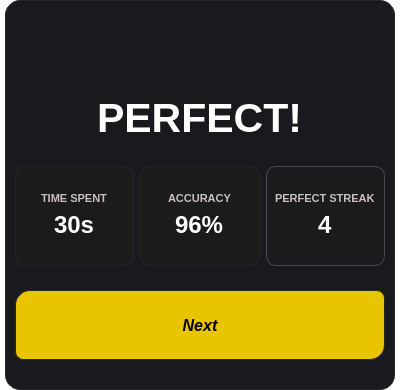
Qt form ui/resultScene.ui (alfphy/drawing_game) before a commit.
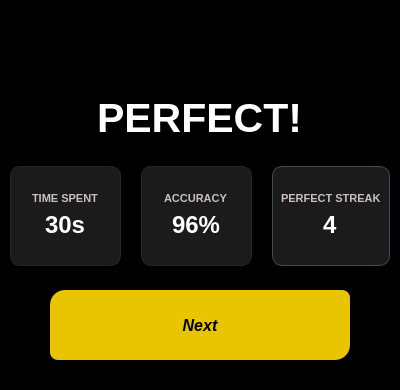
The same form after that commit. Icons and pictures are not drawn.

```diff
--- a/ui/resultScene.ui
+++ b/ui/resultScene.ui
@@ -7,14 +7,14 @@
     <x>0</x>
     <y>0</y>
     <width>400</width>
-    <height>389</height>
+    <height>390</height>
    </rect>
   </property>
   <property name="windowTitle">
    <string>Dialog</string>
   </property>
   <property name="styleSheet">
-   <string notr="true">background-color:transparent;</string>
+   <string notr="true">background-color:black;</string>
   </property>
   <layout class="QVBoxLayout" name="verticalLayout" stretch="0">
    <property name="spacing">
@@ -42,7 +42,7 @@
      </property>
      <property name="minimumSize">
       <size>
-       <width>390</width>
+       <width>400</width>
        <height>390</height>
       </size>
      </property>
@@ -53,9 +53,22 @@
       </size>
      </property>
      <property name="styleSheet">
-      <string notr="true">background-color:#191A1E;
-border-radius:15;
-border:1px solid #262627;</string>
+      <string notr="true">background: qlineargradient(
+    x1:0, y1:0, x2:1, y2:1,
+    /* Main Background - lighter */
+    stop:0 #1a1c23, 
+    
+    /* Top Right Subtle Shadow Slope */
+    stop:0.15 #1a1c23, 
+    stop:0.16 #14161c, 
+    
+    /* Transition back to main background */
+    stop:0.84 #1a1c23, 
+    
+    /* Bottom Right Light Geometric Slice */
+    stop:0.85 #2a2e38, 
+    stop:1.0 #2a2e38
+);</string>
      </property>
      <property name="frameShape">
       <enum>QFrame::StyledPanel</enum>
@@ -266,6 +279,18 @@
       </item>
       <item>
        <layout class="QHBoxLayout" name="horizontalLayout_3">
+        <property name="spacing">
+         <number>20</number>
+        </property>
+        <property name="leftMargin">
+         <number>0</number>
+        </property>
+        <property name="topMargin">
+         <number>0</number>
+        </property>
+        <property name="bottomMargin">
+         <number>0</number>
+        </property>
         <item>
          <widget class="QWidget" name="widget_3" native="true">
           <property name="minimumSize">
@@ -490,17 +515,17 @@
         </item>
        </layout>
       </item>
-      <item>
+      <item alignment="Qt::AlignHCenter">
        <widget class="QPushButton" name="button_next">
         <property name="minimumSize">
          <size>
-          <width>0</width>
+          <width>300</width>
           <height>70</height>
          </size>
         </property>
         <property name="maximumSize">
          <size>
-          <width>16777215</width>
+          <width>100</width>
           <height>70</height>
          </size>
         </property>
```
Left out of the diff: 18 changed lines with no effect on the pictures.
